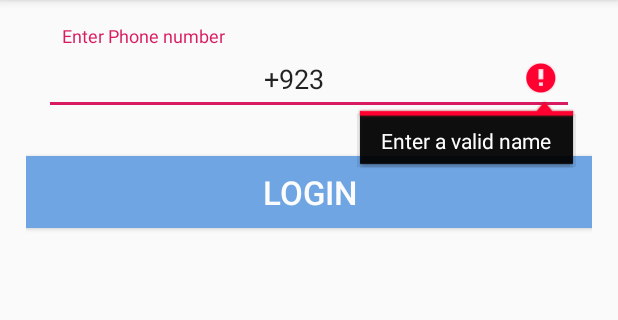
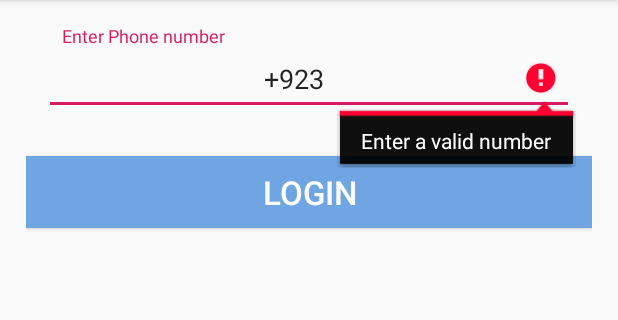
Before and after one commit to in-techouse/gohytch, an Android app: the LoginActivity screen opened directly, with no data from a screen before it, after a tap on "LOGIN", on a phone screen of 412 x 824 dp, the part 84-404 px from its top. Run offline under Robolectric (Android 15) with nearby library versions, the phone set to English and light mode, and no system bars; our stand-ins replace Firebase (no records; nobody signed in at launch, a user with empty details on screens opened directly); libraries missing offline, so code that uses them is left out: com.jeevandeshmukh.fancybottomsheetdialoglib, com.mukesh.

Commit message:
pushing files

```diff
--- a/app/src/main/java/lcwu/fyp/gohytch/LoginActivity.java
+++ b/app/src/main/java/lcwu/fyp/gohytch/LoginActivity.java
@@ -194,7 +194,7 @@ public class LoginActivity extends AppCompatActivity implements View.OnClickList
     private boolean isValid(){
         boolean flag=true;
         if (strphonenumber.length() != 13) {
-            edtphonenumber.setError("Enter a valid name");
+            edtphonenumber.setError("Enter a valid number");
             flag=false;
         } else {
             edtphonenumber.setError(null);
--- a/app/src/main/res/layout/activity_login.xml
+++ b/app/src/main/res/layout/activity_login.xml
@@ -38,7 +38,7 @@
 
     android:visibility="gone"
     android:id="@+id/LoginProgress"
-    android:layout_marginTop="20dp"
+    android:layout_marginTop="@dimen/marginLayout"
     android:layout_gravity="center"
     android:layout_width="wrap_content"
     android:layout_height="wrap_content"/>
--- a/app/src/main/res/values/dimens.xml
+++ b/app/src/main/res/values/dimens.xml
@@ -12,4 +12,5 @@
     <dimen name="paddding">12dp</dimen>
     <dimen name="btnMarginTop">15dp</dimen>
     <dimen name="mainPadding">17dp</dimen>
+    <dimen name="marginLayout">20dp</dimen>
 </resources>
```
